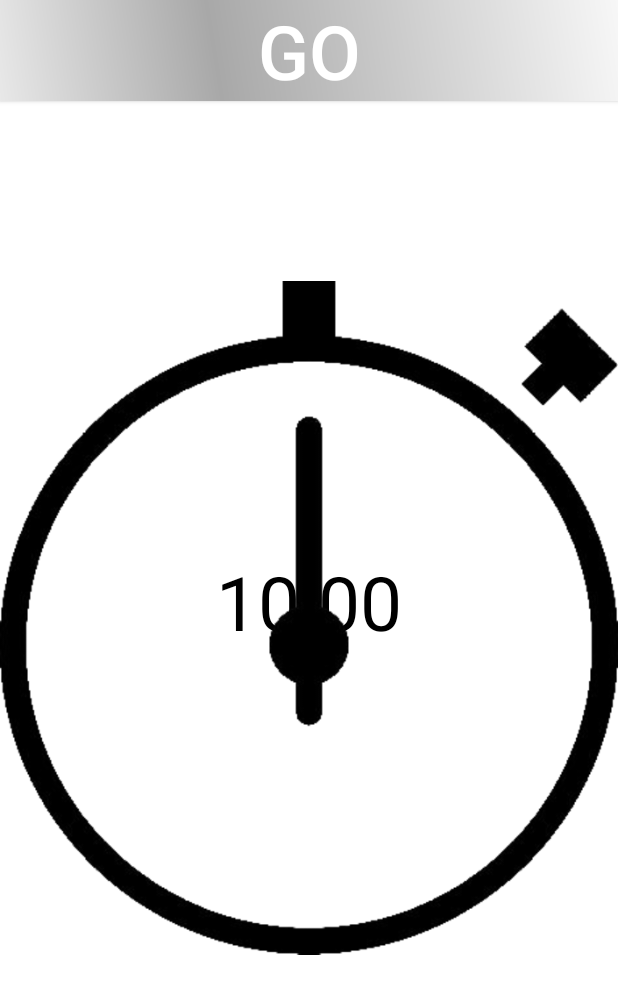
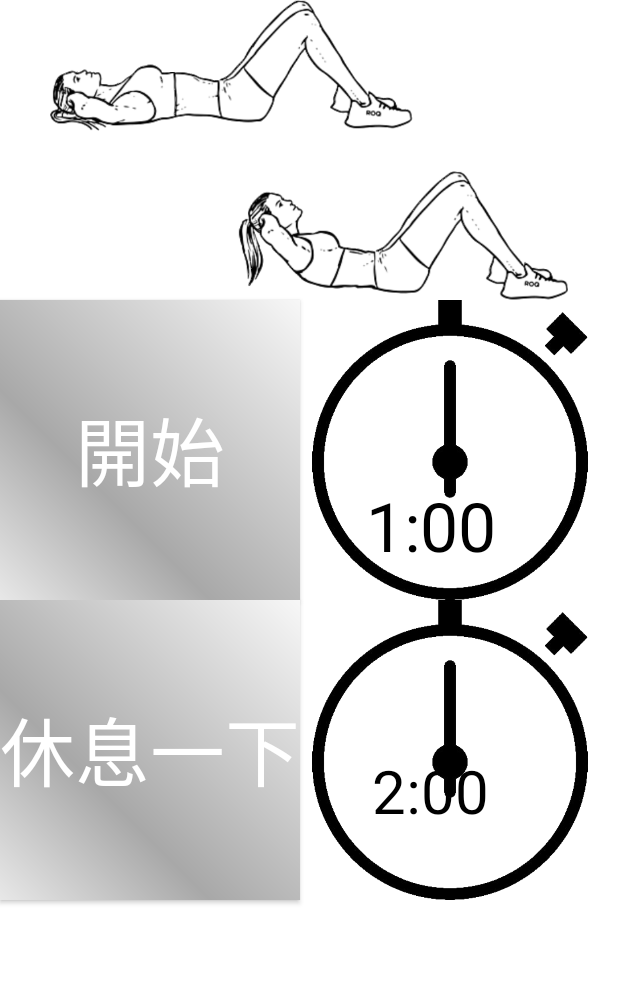
Before and after one commit to huang840801/Exercise_Record, an Android app: the layout activity_page2__crunches.xml on its own in the app's theme, with its tools: preview values and no code run, on a phone screen of 412 x 824 dp. Shown: the top 994 px of the screen. Run offline under Robolectric (Android 15) with nearby library versions, the phone set to English and light mode, and no system bars.

Commit message:
clock setting

```diff
--- a/app/build.gradle
+++ b/app/build.gradle
@@ -22,6 +22,7 @@ dependencies {
     implementation fileTree(dir: 'libs', include: ['*.jar'])
     implementation 'com.android.support:appcompat-v7:27.1.1'
     implementation 'com.android.support.constraint:constraint-layout:1.1.0'
+    implementation 'com.android.support:design:27.1.1'
     testImplementation 'junit:junit:4.12'
     androidTestImplementation 'com.android.support.test:runner:1.0.2'
     androidTestImplementation 'com.android.support.test.espresso:espresso-core:3.0.2'
--- a/app/src/main/AndroidManifest.xml
+++ b/app/src/main/AndroidManifest.xml
@@ -16,7 +16,8 @@
                 <category android:name="android.intent.category.LAUNCHER" />
             </intent-filter>
         </activity>
-        <activity android:name=".Page2Activity"></activity>
+        <activity android:name=".Page2Activity" />
+        <activity android:name=".Page2_CrunchesActivity"></activity>
     </application>
 
 </manifest>
--- a/app/src/main/res/layout/activity_main.xml
+++ b/app/src/main/res/layout/activity_main.xml
@@ -20,8 +20,8 @@
             android:layout_width="match_parent"
             android:layout_height="100dp"
             android:background="@mipmap/run1"
+            android:text="Day1" />
 
-            android:text="Day1" />
 
         <Button
             android:id="@+id/button_Day2"
--- a/app/src/main/res/layout/activity_page2__crunches.xml
+++ b/app/src/main/res/layout/activity_page2__crunches.xml
@@ -6,31 +6,74 @@
     android:layout_height="match_parent"
     android:background="#ffffff"
     tools:context=".Page2_CrunchesActivity">
+
+    <ImageView
+        android:id="@+id/image_crunches"
+        android:layout_width="match_parent"
+        android:layout_height="200dp"
+        android:src="@drawable/crunches" />
+
     <Button
-        android:id="@+id/btn_starttime"
-        android:layout_width="match_parent"
-        android:layout_height="wrap_content"
+        android:id="@+id/btn_starttime_1"
+        android:layout_width="200dp"
+        android:layout_height="200dp"
+        android:layout_below="@+id/image_crunches"
+        android:layout_marginTop="0dp"
+        android:background="@drawable/buttonshape"
         android:gravity="center"
-        android:background="@drawable/buttonshape"
-        android:text="GO"
+        android:text="開始"
         android:textSize="50sp" />
+
     <TextView
-        android:id="@+id/tv_time"
+        android:id="@+id/tv_time_1"
         android:layout_width="wrap_content"
         android:layout_height="wrap_content"
-        android:layout_below="@+id/btn_starttime"
-        android:layout_centerHorizontal="true"
-        android:layout_marginTop="300dp"
+        android:layout_below="@+id/image_crunches"
+        android:layout_marginTop="120dp"
+        android:layout_marginLeft="44dp"
         android:gravity="center"
-        android:text="10:00"
+        android:layout_toRightOf="@+id/btn_starttime_1"
+        android:text="1:00"
         android:textColor="#000000"
-        android:textSize="50dp" />
+        android:textSize="45dp" />
+
     <ImageView
-        android:id="@+id/Image_clock"
-        android:layout_width="500dp"
-        android:layout_height="4500dp"
-        android:layout_centerHorizontal="true"
-        android:src="@drawable/clock"/>
+        android:id="@+id/Image_clock_1"
+        android:layout_width="200dp"
+        android:layout_height="200dp"
+        android:layout_below="@+id/image_crunches"
+        android:layout_toRightOf="@+id/btn_starttime_1"
+        android:src="@drawable/clock" />
+    <Button
+        android:id="@+id/btn_starttime_2"
+        android:layout_width="200dp"
+        android:layout_height="200dp"
+        android:layout_below="@+id/btn_starttime_1"
+        android:layout_marginTop="0dp"
+        android:background="@drawable/buttonshape"
+        android:gravity="center"
+        android:text="休息一下"
+        android:textSize="50sp" />
 
+    <TextView
+        android:id="@+id/tv_time_2"
+        android:layout_width="wrap_content"
+        android:layout_height="wrap_content"
+        android:layout_below="@+id/Image_clock_1"
+        android:layout_marginTop="100dp"
+        android:layout_marginLeft="48dp"
+        android:gravity="center"
+        android:text="2:00"
+        android:layout_toRightOf="@+id/btn_starttime_2"
+        android:textColor="#000000"
+        android:textSize="40dp" />
+
+    <ImageView
+        android:id="@+id/Image_clock_2"
+        android:layout_width="200dp"
+        android:layout_height="200dp"
+        android:layout_below="@+id/Image_clock_1"
+        android:layout_toRightOf="@+id/btn_starttime_2"
+        android:src="@drawable/clock" />
 
 </RelativeLayout>
```
Also changed, not shown: app/src/main/java/com/huang/hello/exercise_record/Page2Activity.java (+4 -10 lines), app/src/main/java/com/huang/hello/exercise_record/Page2_CrunchesActivity.java (+5 -5 lines), app/src/main/res/layout/activity_page2.xml (+5 -4 lines), app/src/main/ic_launcher-web.png, app/src/main/res/drawable/crunches.png (renamed from app/src/main/res/drawable/Crunches.png).
